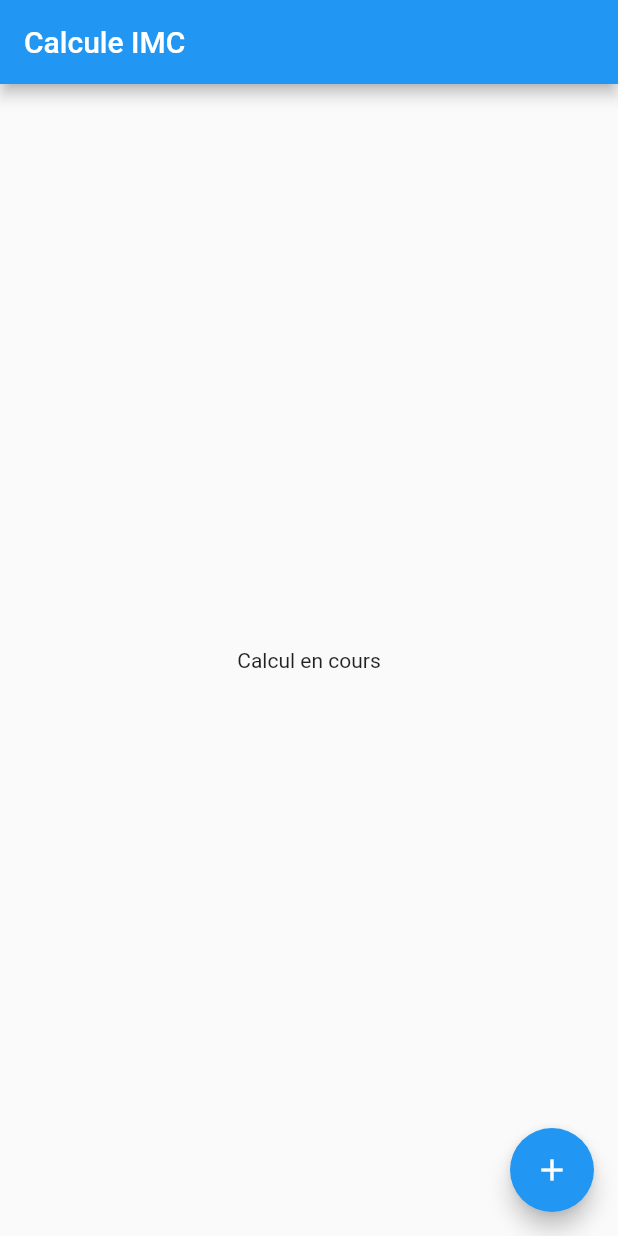
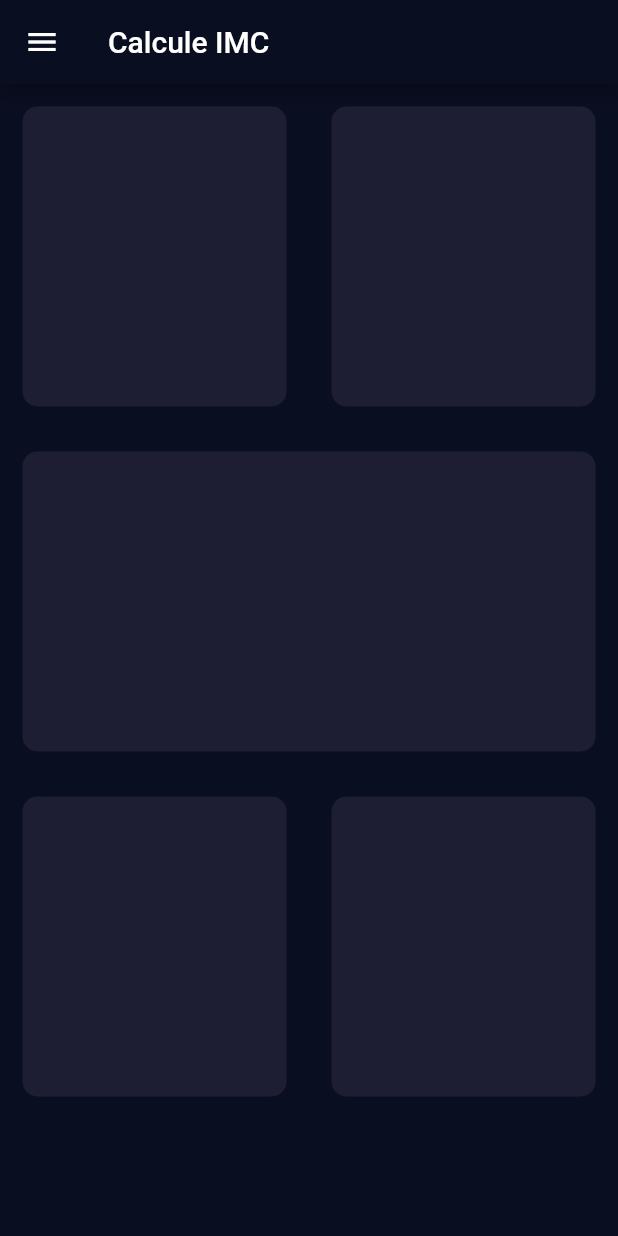
Before and after one commit to taip6494/imc, a Flutter app: the screen it shows after launch, on a phone screen of 412 x 824 dp. Run offline on Flutter 3.47's test engine with Material 2 defaults, Android fonts, the phone set to English and light mode, and no system bars.

Commit message:
2 - Réalisation de l'interface

```diff
--- a/lib/main.dart
+++ b/lib/main.dart
@@ -1,5 +1,6 @@
 import 'package:flutter/material.dart';
 
+Color colorTheme = const Color(0xff0a0e21);
 void main() {
   runApp(const MyApp());
 }
@@ -11,18 +12,15 @@
   @override
   Widget build(BuildContext context) {
     return MaterialApp(
+      debugShowCheckedModeBanner: false,
       title: 'Flutter Demo',
       theme: ThemeData(
-        // This is the theme of your application.
-        //
-        // Try running your application with "flutter run". You'll see the
-        // application has a blue toolbar. Then, without quitting the app, try
-        // changing the primarySwatch below to Colors.green and then invoke
-        // "hot reload" (press "r" in the console where you ran "flutter run",
-        // or simply save your changes to "hot reload" in a Flutter IDE).
-        // Notice that the counter didn't reset back to zero; the application
-        // is not restarted.
-        primarySwatch: Colors.blue,
+        primaryColor: const Color(0xFF0A0E21),
+        appBarTheme: AppBarTheme(color: Color(0xFF0A0E21)),
+        scaffoldBackgroundColor: const Color(0xFF0A0E21),
+        buttonTheme: ButtonThemeData(
+          buttonColor: Colors.purple,
+        ),
       ),
       home: const MyHomePage(title: 'Flutter Demo Home Page'),
     );
@@ -31,52 +29,115 @@
 
 class MyHomePage extends StatefulWidget {
   const MyHomePage({Key? key, required this.title}) : super(key: key);
-
-  // This widget is the home page of your application. It is stateful, meaning
-  // that it has a State object (defined below) that contains fields that affect
-  // how it looks.
-
-  // This class is the configuration for the state. It holds the values (in this
-  // case the title) provided by the parent (in this case the App widget) and
-  // used by the build method of the State. Fields in a Widget subclass are
-  // always marked "final".
-
   final String title;
-
   @override
   State<MyHomePage> createState() => _MyHomePageState();
 }
 
 class _MyHomePageState extends State<MyHomePage> {
-  int _counter = 0;
-
-  void _incrementCounter() {
-    setState(() {
-      // This call to setState tells the Flutter framework that something has
-      // changed in this State, which causes it to rerun the build method below
-      // so that the display can reflect the updated values. If we changed
-      // _counter without calling setState(), then the build method would not be
-      // called again, and so nothing would appear to happen.
-      _counter++;
-    });
-  }
-
   @override
   Widget build(BuildContext context) {
     return Scaffold(
-      appBar: AppBar(
-        title: Text('Calcule IMC'),
+      appBar: Mabar(),
+      body: MesblocsIMC(),
+    );
+  }
+
+  Mabar() {
+    return AppBar(
+      backgroundColor: colorTheme,
+      leading: IconButton(
+        icon: Icon(
+          Icons.menu, //Icon menu hamburger
+          color: Colors.white,
+        ),
+        onPressed: null,
       ),
-      body: Center(
-        child: const Text(
-          'Calcul en cours',
-        ),
-      ),
-      floatingActionButton: FloatingActionButton(
-        onPressed: _incrementCounter,
-        tooltip: 'Increment',
-        child: const Icon(Icons.add),
-      ), // This trailing comma makes auto-formatting nicer for build methods.
+      title: Text('Calcule IMC'),
     );
   }
 }
+
+class MesblocsIMC extends StatefulWidget {
+  const MesblocsIMC({Key? key}) : super(key: key);
+  @override
+  _MesblocsIMC createState() => _MesblocsIMC();
+}
+
+class _MesblocsIMC extends State<MesblocsIMC> {
+  @override
+  Widget build(BuildContext context) {
+    return SafeArea(
+        child: Column(
+      children: [
+        Row(
+          children: [
+            Expanded(
+              flex: 1,
+              child: Container(
+                height: 200.0,
+                width: 170.0,
+                margin: EdgeInsets.all(15.0),
+                decoration: BoxDecoration(
+                    borderRadius: BorderRadius.circular(10.0),
+                    color: const Color(0xFF1D1E33)),
+              ),
+            ),
+            Expanded(
+              flex: 1,
+              child: Container(
+                height: 200.0,
+                width: 170.0,
+                margin: EdgeInsets.all(15.0),
+                decoration: BoxDecoration(
+                    borderRadius: BorderRadius.circular(10.0),
+                    color: const Color(0xFF1D1E33)),
+              ),
+            ),
+          ],
+        ),
+        Row(
+          children: [
+            Expanded(
+              flex: 1,
+              child: Container(
+                height: 200.0,
+                width: 170.0,
+                margin: EdgeInsets.all(15.0),
+                decoration: BoxDecoration(
+                    borderRadius: BorderRadius.circular(10.0),
+                    color: const Color(0xFF1D1E33)),
+              ),
+            ),
+          ],
+        ),
+        Row(
+          children: [
+            Expanded(
+              flex: 1,
+              child: Container(
+                height: 200.0,
+                width: 170.0,
+                margin: EdgeInsets.all(15.0),
+                decoration: BoxDecoration(
+                    borderRadius: BorderRadius.circular(10.0),
+                    color: const Color(0xFF1D1E33)),
+              ),
+            ),
+            Expanded(
+              flex: 1,
+              child: Container(
+                height: 200.0,
+                width: 170.0,
+                margin: EdgeInsets.all(15.0),
+                decoration: BoxDecoration(
+                    borderRadius: BorderRadius.circular(10.0),
+                    color: const Color(0xFF1D1E33)),
+              ),
+            ),
+          ],
+        ),
+      ],
+    ));
+  }
+}
```
